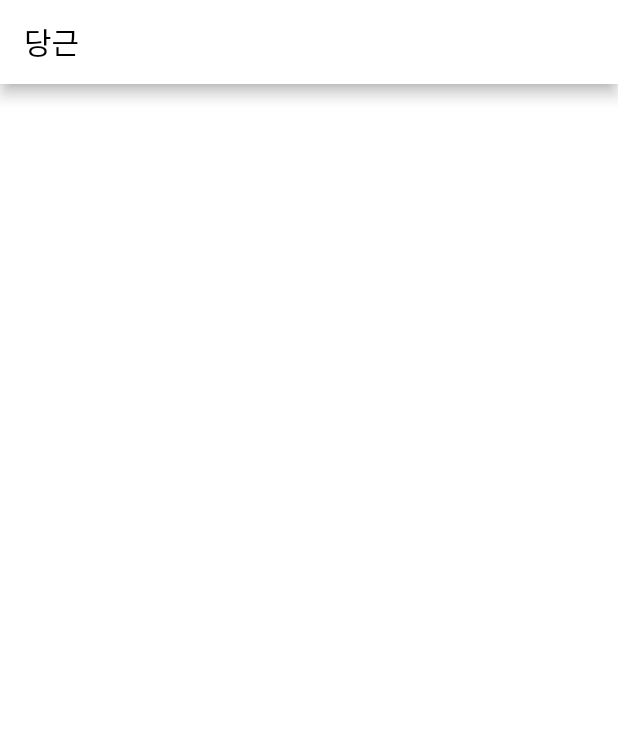
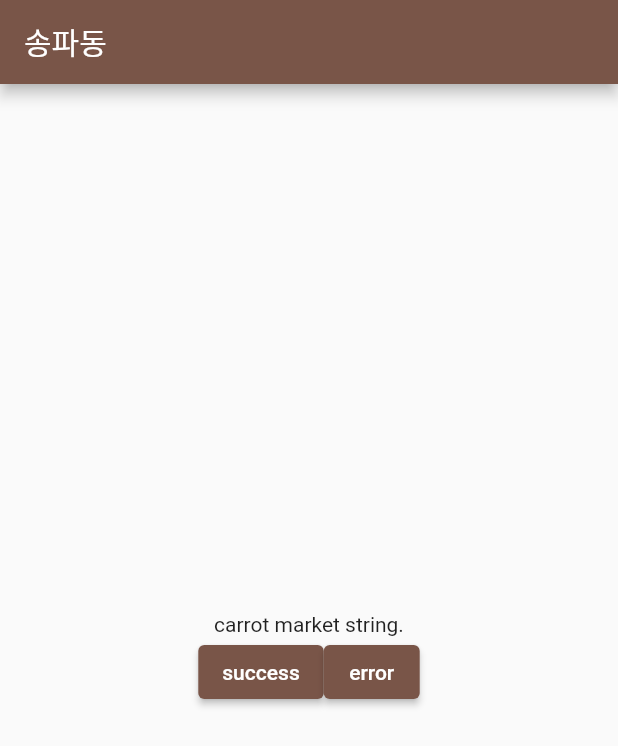
Before and after one commit to poorants/flutter-cc-carrot-market., a Flutter app: the screen it shows after launch, on a phone screen of 412 x 824 dp. Shown: the top 746 px of the screen. Run offline on Flutter 3.47's test engine with Material 2 defaults, Android fonts, the phone set to English and light mode, and no system bars.

Commit message:
테스트 중

```diff
--- /dev/null
+++ b/lib/cnofigs/theme_config.dart
@@ -0,0 +1,6 @@
+import 'package:flutter/material.dart';
+
+class CustomThemeData {
+  static ThemeData themeLight = ThemeData(primaryColor: Colors.white);
+  static String sumdata = 'test';
+}
--- a/lib/main.dart
+++ b/lib/main.dart
@@ -1,35 +1,24 @@
 import 'package:carrot_market_cc/pages/home.dart';
 import 'package:carrot_market_cc/provider/theme_provider.dart';
 import 'package:flutter/material.dart';
-import 'package:flutter/services.dart';
-import 'package:provider/provider.dart';
 
 Future main() async {
-  WidgetsFlutterBinding.ensureInitialized();
-  await SystemChrome.setPreferredOrientations([
-    DeviceOrientation.portraitUp,
-    DeviceOrientation.portraitDown,
-  ]);
-
-  runApp(MyApp());
+  runApp(const MyApp());
 }
 
-class MyApp extends StatelessWidget {
-  static const String title = 'Light & Dark Theme';
+class MyApp extends StatefulWidget {
+  const MyApp({Key? key}) : super(key: key);
 
   @override
-  Widget build(BuildContext context) => ChangeNotifierProvider(
-        create: (context) => ThemeProvider(),
-        builder: (context, _) {
-          final themeProvider = Provider.of<ThemeProvider>(context);
+  _MyAppState createState() => _MyAppState();
+}
 
-          return MaterialApp(
-            title: title,
-            themeMode: themeProvider.themeMode,
-            theme: MyThemes.lightTheme,
-            darkTheme: MyThemes.darkTheme,
-            home: const Home(),
-          );
-        },
-      );
+class _MyAppState extends State<MyApp> {
+  @override
+  Widget build(BuildContext context) {
+    return MaterialApp(
+      theme: MyThemes().customTheme,
+      home: Home(),
+    );
+  }
 }
--- a/lib/pages/home.dart
+++ b/lib/pages/home.dart
@@ -1,14 +1,34 @@
 import 'package:flutter/material.dart';
 
 class Home extends StatelessWidget {
-  const Home({Key? key}) : super(key: key);
+  Home({Key? key}) : super(key: key);
 
   @override
   Widget build(BuildContext context) {
     return Scaffold(
       appBar: AppBar(
-        backgroundColor: Colors.white,
-        title: const Text('당근', style: TextStyle(color: Colors.black)),
+        title: const Text('송파동'),
+      ),
+      body: Center(
+        child: Column(
+          mainAxisAlignment: MainAxisAlignment.center,
+          children: [
+            const Text('carrot market string.'),
+            Row(
+              mainAxisAlignment: MainAxisAlignment.center,
+              children: [
+                ElevatedButton(
+                  onPressed: () {},
+                  child: const Text('success'),
+                ),
+                ElevatedButton(
+                  onPressed: () {},
+                  child: const Text('error'),
+                ),
+              ],
+            ),
+          ],
+        ),
       ),
     );
   }
--- a/lib/provider/theme_provider.dart
+++ b/lib/provider/theme_provider.dart
@@ -33,4 +33,8 @@
     colorScheme: const ColorScheme.light(),
     iconTheme: const IconThemeData(color: Colors.red, opacity: 0.8),
   );
+
+  ThemeData customTheme = ThemeData(
+    primarySwatch: Colors.brown,
+  );
 }
```
